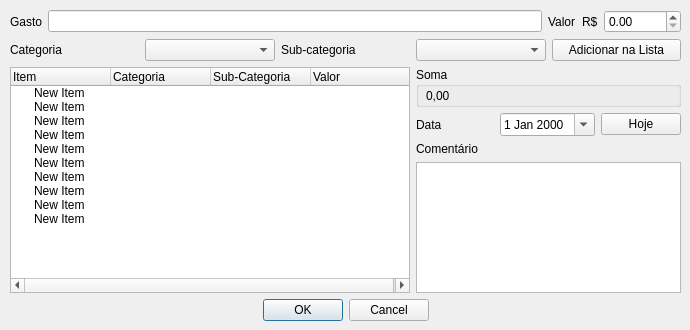
Before: the Qt Designer form ui/gastos_add.ui in vazerick/controle_gastos, drawn with Qt 5.
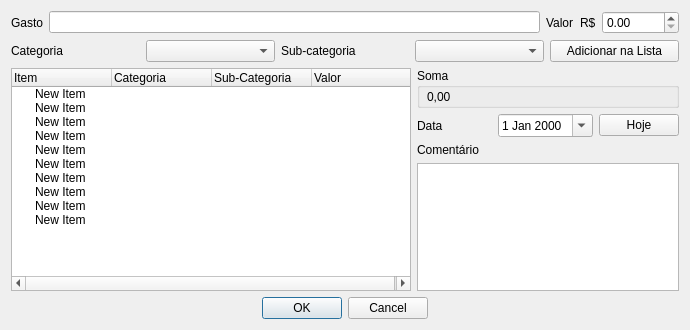
After: the same form once the commit is applied.

Commit message: Atualização de layout

```diff
--- a/ui/gastos_add.ui
+++ b/ui/gastos_add.ui
@@ -10,18 +10,17 @@
     <height>330</height>
    </rect>
   </property>
+  <property name="minimumSize">
+   <size>
+    <width>690</width>
+    <height>330</height>
+   </size>
+  </property>
   <property name="windowTitle">
    <string>Adicionar Gasto</string>
   </property>
-  <widget class="QWidget" name="verticalLayoutWidget_2">
-   <property name="geometry">
-    <rect>
-     <x>10</x>
-     <y>10</y>
-     <width>671</width>
-     <height>311</height>
-    </rect>
-   </property>
+  <layout class="QVBoxLayout" name="verticalLayout_3">
+   <item>
    <layout class="QVBoxLayout" name="verticalLayout_2">
     <item>
      <layout class="QHBoxLayout" name="horizontalLayout">
@@ -264,7 +263,8 @@
      </widget>
     </item>
    </layout>
-  </widget>
+   </item>
+  </layout>
  </widget>
  <tabstops>
   <tabstop>inputGasto</tabstop>
```
Left out of the diff: 3 changed lines with no effect on the pictures. Lines whose indentation alone changed are shown as unchanged. The commit also changes 18 other files.
